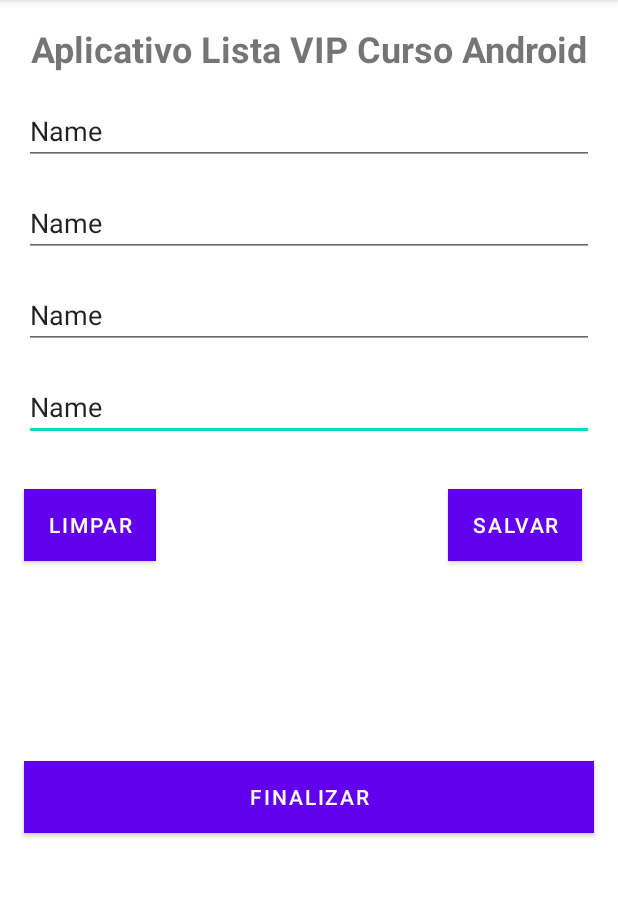
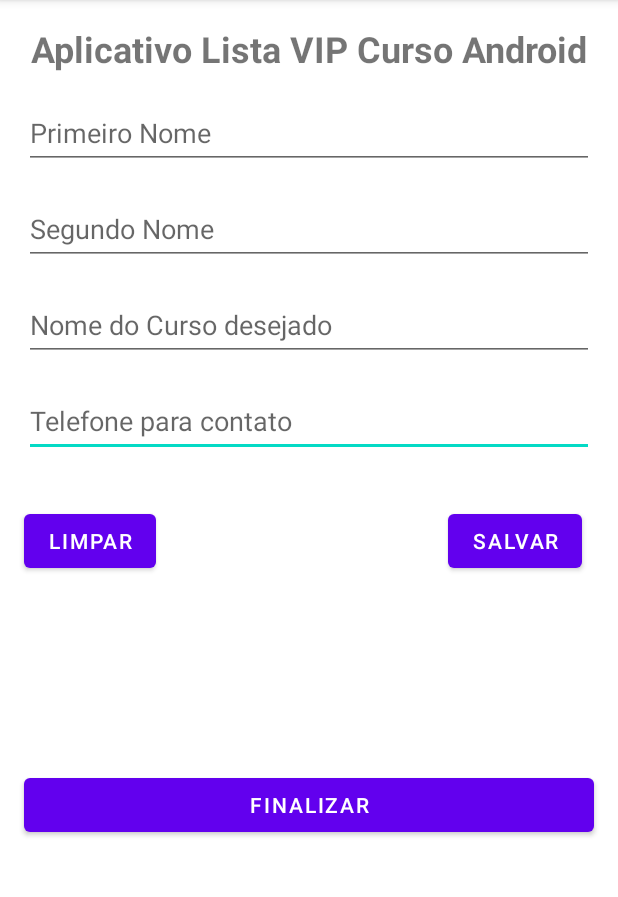
Before and after one commit to tiler9/Projetos-Treinamento-Android-2023, an Android app: the screen it shows after launch (MainActivity), on a phone screen of 412 x 824 dp, the part 84-981 px from its top. Run offline under Robolectric (Android 15) with nearby library versions, the phone set to English and light mode, and no system bars.

Commit message:
3º Passo, correção de pequenos bugs de layout

```diff
--- a/AppListaCurso/app/src/main/res/layout/activity_main.xml
+++ b/AppListaCurso/app/src/main/res/layout/activity_main.xml
@@ -6,13 +6,82 @@
     android:layout_height="match_parent"
     tools:context=".MainActivity">
 
+    <TextView
+        android:id="@+id/textView"
+        android:layout_width="wrap_content"
+        android:layout_height="wrap_content"
+        android:layout_marginTop="16dp"
+        android:text="@string/txt_text_titulo"
+        android:textSize="24sp"
+        android:textStyle="bold"
+        app:layout_constraintEnd_toEndOf="parent"
+        app:layout_constraintStart_toStartOf="parent"
+        app:layout_constraintTop_toTopOf="parent" />
+
+    <EditText
+        android:id="@+id/editTextTextPersonName6"
+        android:layout_width="match_parent"
+        android:layout_height="48dp"
+        android:layout_margin="16dp"
+        android:layout_marginTop="36dp"
+        android:height="48dp"
+        android:ems="10"
+        android:hint="@string/txt_editText_hint_telefone_contato"
+        android:inputType="textPersonName"
+        app:layout_constraintEnd_toEndOf="parent"
+        app:layout_constraintHorizontal_bias="0.656"
+        app:layout_constraintStart_toStartOf="parent"
+        app:layout_constraintTop_toBottomOf="@+id/editTextTextPersonName5" />
+
+    <EditText
+        android:id="@+id/editTextTextPersonName5"
+        android:layout_width="match_parent"
+        android:layout_height="48dp"
+        android:layout_margin="16dp"
+        android:layout_marginTop="32dp"
+        android:height="48dp"
+        android:ems="10"
+        android:hint="@string/txt_editText_hint_Nome_curso_desejado"
+        android:inputType="textPersonName"
+        app:layout_constraintEnd_toEndOf="parent"
+        app:layout_constraintStart_toStartOf="parent"
+        app:layout_constraintTop_toBottomOf="@+id/editTextTextPersonName4" />
+
+    <EditText
+        android:id="@+id/editTextTextPersonName4"
+        android:layout_width="match_parent"
+        android:layout_height="48dp"
+        android:layout_margin="16dp"
+        android:layout_marginTop="32dp"
+        android:height="48dp"
+        android:ems="10"
+        android:hint="@string/txt_editText_hint_Segundo_nome"
+        android:inputType="textPersonName"
+        app:layout_constraintEnd_toEndOf="parent"
+        app:layout_constraintHorizontal_bias="0.656"
+        app:layout_constraintStart_toStartOf="parent"
+        app:layout_constraintTop_toBottomOf="@+id/editTextTextPersonName3" />
+
+    <EditText
+        android:id="@+id/editTextTextPersonName3"
+        android:layout_width="match_parent"
+        android:layout_height="48dp"
+        android:layout_margin="16dp"
+        android:layout_marginTop="32dp"
+        android:height="48dp"
+        android:ems="10"
+        android:hint="@string/txt_editText_hint_Primeiro_nome"
+        android:inputType="textPersonName"
+        app:layout_constraintEnd_toEndOf="parent"
+        app:layout_constraintStart_toStartOf="parent"
+        app:layout_constraintTop_toBottomOf="@+id/textView" />
+
     <Button
         android:id="@+id/button3"
         android:layout_width="match_parent"
         android:layout_height="wrap_content"
         android:layout_margin="16dp"
-        android:background="@color/corBotoes"
-        android:text="Finalizar"
+        android:text="@string/txt_button_finalizar"
         app:layout_constraintBottom_toBottomOf="parent"
         app:layout_constraintEnd_toEndOf="parent"
         app:layout_constraintStart_toStartOf="parent"
@@ -24,8 +93,7 @@
         android:layout_height="wrap_content"
         android:layout_marginStart="184dp"
         android:layout_marginTop="32dp"
-        android:background="@color/corBotoes"
-        android:text="Salvar"
+        android:text="@string/txt_button_salvar"
         app:layout_constraintBottom_toTopOf="@+id/button3"
         app:layout_constraintEnd_toEndOf="parent"
         app:layout_constraintHorizontal_bias="0.304"
@@ -33,81 +101,13 @@
         app:layout_constraintTop_toBottomOf="@+id/editTextTextPersonName6"
         app:layout_constraintVertical_bias="0.0" />
 
-    <EditText
-        android:id="@+id/editTextTextPersonName6"
-        android:layout_width="match_parent"
-        android:layout_height="wrap_content"
-        android:layout_margin="16dp"
-        android:ems="10"
-        android:hint="Telefone para contato"
-        android:inputType="textPersonName"
-        android:text="Name"
-        app:layout_constraintEnd_toEndOf="parent"
-        app:layout_constraintHorizontal_bias="1.0"
-        app:layout_constraintStart_toStartOf="parent"
-        app:layout_constraintTop_toBottomOf="@+id/editTextTextPersonName5" />
-
-    <EditText
-        android:id="@+id/editTextTextPersonName5"
-        android:layout_width="match_parent"
-        android:layout_height="wrap_content"
-        android:layout_margin="16dp"
-        android:ems="10"
-        android:hint="Nome do Curso desejado"
-        android:inputType="textPersonName"
-        android:text="Name"
-        app:layout_constraintEnd_toEndOf="parent"
-        app:layout_constraintHorizontal_bias="0.625"
-        app:layout_constraintStart_toStartOf="parent"
-        app:layout_constraintTop_toBottomOf="@+id/editTextTextPersonName4" />
-
-    <EditText
-        android:id="@+id/editTextTextPersonName4"
-        android:layout_width="match_parent"
-        android:layout_height="wrap_content"
-        android:layout_margin="16dp"
-        android:ems="10"
-        android:hint="Segundo Nome"
-        android:inputType="textPersonName"
-        android:text="Name"
-        app:layout_constraintEnd_toEndOf="parent"
-        app:layout_constraintStart_toStartOf="parent"
-        app:layout_constraintTop_toBottomOf="@+id/editTextTextPersonName3" />
-
-    <EditText
-        android:id="@+id/editTextTextPersonName3"
-        android:layout_width="match_parent"
-        android:layout_height="wrap_content"
-        android:layout_margin="16dp"
-        android:ems="10"
-        android:hint="Primeiro Nome"
-        android:inputType="textPersonName"
-        android:text="Name"
-        app:layout_constraintEnd_toEndOf="parent"
-        app:layout_constraintHorizontal_bias="0.497"
-        app:layout_constraintStart_toStartOf="parent"
-        app:layout_constraintTop_toBottomOf="@+id/textView" />
-
-    <TextView
-        android:id="@+id/textView"
-        android:layout_width="wrap_content"
-        android:layout_height="wrap_content"
-        android:layout_marginTop="16dp"
-        android:text="Aplicativo Lista VIP Curso Android"
-        android:textSize="24sp"
-        android:textStyle="bold"
-        app:layout_constraintEnd_toEndOf="parent"
-        app:layout_constraintStart_toStartOf="parent"
-        app:layout_constraintTop_toTopOf="parent" />
-
     <Button
         android:id="@+id/button"
         android:layout_width="wrap_content"
         android:layout_height="wrap_content"
         android:layout_marginStart="16dp"
         android:layout_marginTop="32dp"
-        android:background="@color/corBotoes"
-        android:text="Limpar"
+        android:text="@string/txt_button_limpar"
         app:layout_constraintBottom_toTopOf="@+id/button3"
         app:layout_constraintStart_toStartOf="parent"
         app:layout_constraintTop_toBottomOf="@+id/editTextTextPersonName6"
--- a/AppListaCurso/app/src/main/res/values/colors.xml
+++ b/AppListaCurso/app/src/main/res/values/colors.xml
@@ -7,6 +7,6 @@
     <color name="teal_700">#FF018786</color>
     <color name="black">#FF000000</color>
     <color name="white">#FFFFFFFF</color>
-    <color name="corBotoes">#4B9CDC</color>
+    <color name="corBotoes">#008EFF</color>
 
 </resources>
--- a/AppListaCurso/app/src/main/res/values/strings.xml
+++ b/AppListaCurso/app/src/main/res/values/strings.xml
@@ -1,3 +1,11 @@
 <resources>
     <string name="app_name">AppListaCurso</string>
+    <string name="txt_text_titulo">Aplicativo Lista VIP Curso Android</string>
+    <string name="txt_editText_hint_telefone_contato">Telefone para contato</string>
+    <string name="txt_editText_hint_Nome_curso_desejado">Nome do Curso desejado</string>
+    <string name="txt_editText_hint_Segundo_nome">Segundo Nome</string>
+    <string name="txt_editText_hint_Primeiro_nome">Primeiro Nome</string>
+    <string name="txt_button_finalizar">Finalizar</string>
+    <string name="txt_button_salvar">Salvar</string>
+    <string name="txt_button_limpar">Limpar</string>
 </resources>
```
